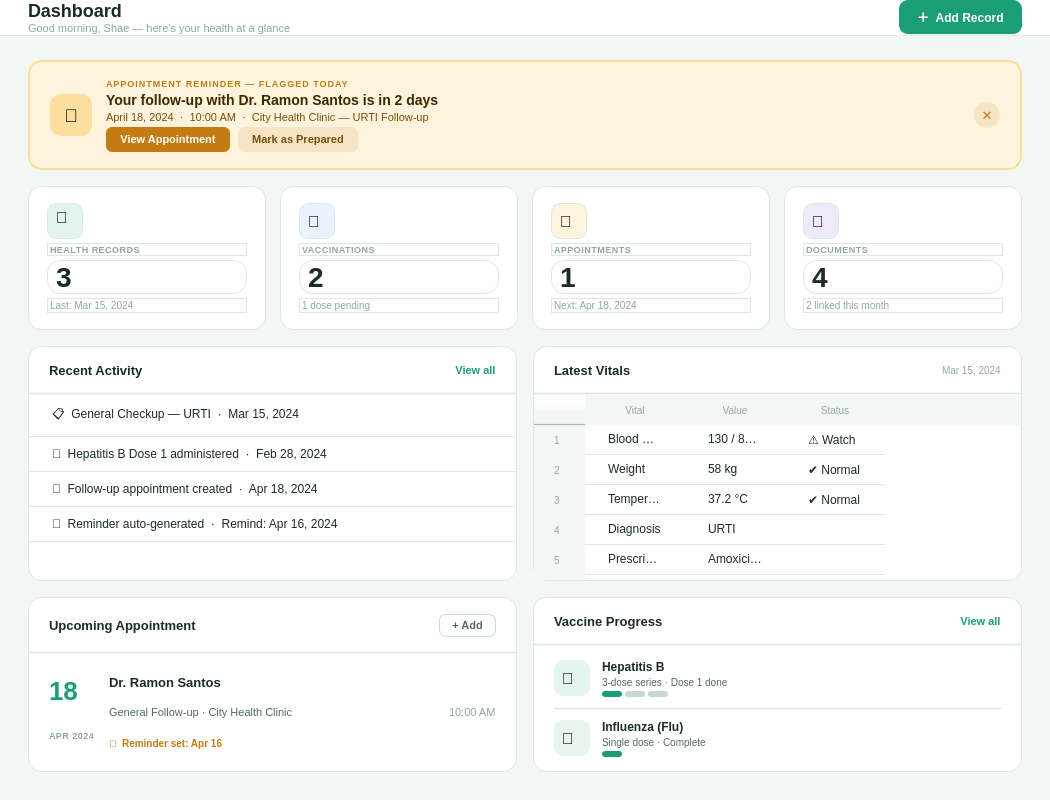
Old version of the form src/ui/page_dashboard.ui in the repository shasheenahdeeneillelumasag/CCC151---Group-Project.
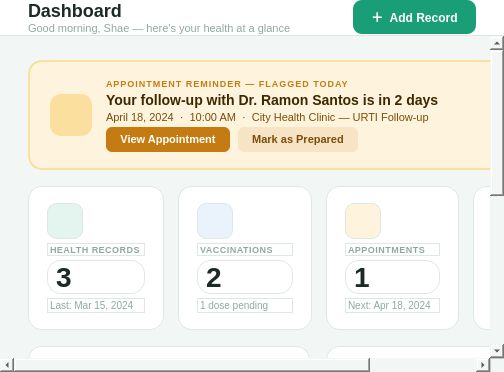
New version of the form. Icons and pictures are not drawn.

```diff
--- a/src/ui/page_dashboard.ui
+++ b/src/ui/page_dashboard.ui
@@ -2,14 +2,6 @@
 <ui version="4.0">
  <class>PageDashboard</class>
  <widget class="QWidget" name="PageDashboard">
-  <property name="geometry">
-   <rect>
-    <x>0</x>
-    <y>0</y>
-    <width>1050</width>
-    <height>800</height>
-   </rect>
-  </property>
   <property name="styleSheet">
    <string>
     QWidget { background-color: #F2F7F5; font-family: "Segoe UI", "SF Pro Display", sans-serif; }
@@ -121,14 +113,6 @@
       <bool>true</bool>
      </property>
      <widget class="QWidget" name="scrollContent">
-      <property name="geometry">
-       <rect>
-        <x>0</x>
-        <y>0</y>
-        <width>1050</width>
-        <height>738</height>
-       </rect>
-      </property>
       <layout class="QVBoxLayout" name="contentLayout">
        <property name="spacing">
         <number>16</number>
@@ -183,11 +167,11 @@
              </size>
             </property>
             <property name="styleSheet">
-             <string>QLabel { background: #FBDF9E; border-radius: 11px; font-size: 18px; }</string>
+             <string>QLabel { background: #FBDF9E; border-radius: 11px;
+    }</string>
             </property>
-            <property name="text">
-             <string>🔔</string>
-            </property>
+            <property name="pixmap"><pixmap><normaloff>:/assets/ic_bell.svg</normaloff>:/assets/ic_bell.svg</pixmap></property>
+     <property name="scaledContents"><bool>true</bool></property>
             <property name="alignment">
              <set>Qt::AlignmentFlag::AlignCenter</set>
             </property>
@@ -296,9 +280,7 @@
             <property name="styleSheet">
              <string>QPushButton { background: rgba(196,123,18,0.12); color: #C47B12; border: none; border-radius: 13px; font-size: 13px; font-weight: bold; } QPushButton:hover { background: rgba(196,123,18,0.25); }</string>
             </property>
-            <property name="text">
-             <string>✕</string>
-            </property>
+            <property name="text"><string></string></property>
            </widget>
           </item>
          </layout>
@@ -345,11 +327,11 @@
                </size>
               </property>
               <property name="styleSheet">
-               <string>QLabel { background: #E3F5EE; border-radius: 9px; font-size: 16px; padding: 4px; }</string>
+               <string>QLabel { background: #E3F5EE; border-radius: 9px;
+    padding: 4px; }</string>
               </property>
-              <property name="text">
-               <string>📄</string>
-              </property>
+              <property name="pixmap"><pixmap><normaloff>:/assets/ic_document.svg</normaloff>:/assets/ic_document.svg</pixmap></property>
+     <property name="scaledContents"><bool>true</bool></property>
               <property name="alignment">
                <set>Qt::AlignmentFlag::AlignLeading</set>
               </property>
@@ -424,11 +406,11 @@
                </size>
               </property>
               <property name="styleSheet">
-               <string>QLabel { background: #EAF3FC; border-radius: 9px; font-size: 16px; padding: 4px; }</string>
+               <string>QLabel { background: #EAF3FC; border-radius: 9px;
+    padding: 4px; }</string>
               </property>
-              <property name="text">
-               <string>💉</string>
-              </property>
+              <property name="pixmap"><pixmap><normaloff>:/assets/ic_vaccine.svg</normaloff>:/assets/ic_vaccine.svg</pixmap></property>
+     <property name="scaledContents"><bool>true</bool></property>
              </widget>
             </item>
             <item>
@@ -500,11 +482,11 @@
                </size>
               </property>
               <property name="styleSheet">
-               <string>QLabel { background: #FEF3DC; border-radius: 9px; font-size: 16px; padding: 4px; }</string>
+               <string>QLabel { background: #FEF3DC; border-radius: 9px;
+    padding: 4px; }</string>
               </property>
-              <property name="text">
-               <string>📅</string>
-              </property>
+              <property name="pixmap"><pixmap><normaloff>:/assets/ic_calendar.svg</normaloff>:/assets/ic_calendar.svg</pixmap></property>
+     <property name="scaledContents"><bool>true</bool></property>
              </widget>
             </item>
             <item>
@@ -576,11 +558,11 @@
                </size>
               </property>
               <property name="styleSheet">
-               <string>QLabel { background: #EEEAFC; border-radius: 9px; font-size: 16px; padding: 4px; }</string>
+               <string>QLabel { background: #EEEAFC; border-radius: 9px;
+    padding: 4px; }</string>
               </property>
-              <property name="text">
-               <string>📁</string>
-              </property>
+              <property name="pixmap"><pixmap><normaloff>:/assets/ic_folder.svg</normaloff>:/assets/ic_folder.svg</pixmap></property>
+     <property name="scaledContents"><bool>true</bool></property>
              </widget>
             </item>
             <item>
@@ -718,22 +700,22 @@
               </property>
               <item>
                <property name="text">
-                <string>📋  General Checkup — URTI  ·  Mar 15, 2024</string>
+                <string> General Checkup — URTI  ·  Mar 15, 2024</string>
                </property>
               </item>
               <item>
                <property name="text">
-                <string>💉  Hepatitis B Dose 1 administered  ·  Feb 28, 2024</string>
+                <string> Hepatitis B Dose 1 administered  ·  Feb 28, 2024</string>
                </property>
               </item>
               <item>
                <property name="text">
-                <string>📅  Follow-up appointment created  ·  Apr 18, 2024</string>
+                <string> Follow-up appointment created  ·  Apr 18, 2024</string>
                </property>
               </item>
               <item>
                <property name="text">
-                <string>🔔  Reminder auto-generated  ·  Remind: Apr 16, 2024</string>
+                <string> Reminder auto-generated  ·  Remind: Apr 16, 2024</string>
                </property>
               </item>
              </widget>
@@ -881,7 +863,7 @@
               </item>
               <item row="0" column="2">
                <property name="text">
-                <string>⚠ Watch</string>
+                <string> Watch</string>
                </property>
               </item>
               <item row="1" column="0">
@@ -896,7 +878,7 @@
               </item>
               <item row="1" column="2">
                <property name="text">
-                <string>✔ Normal</string>
+                <string> Normal</string>
                </property>
               </item>
               <item row="2" column="0">
@@ -911,7 +893,7 @@
               </item>
               <item row="2" column="2">
                <property name="text">
-                <string>✔ Normal</string>
+                <string> Normal</string>
                </property>
               </item>
               <item row="3" column="0">
@@ -1111,7 +1093,7 @@
                    <string>QLabel { font-size: 10px; color: #C47B12; font-weight: 600; }</string>
                   </property>
                   <property name="text">
-                   <string>🔔  Reminder set: Apr 16</string>
+                   <string> Reminder set: Apr 16</string>
                   </property>
                  </widget>
                 </item>
@@ -1257,11 +1239,11 @@
                  </size>
                 </property>
                 <property name="styleSheet">
-                 <string>QLabel { background: #E3F5EE; border-radius: 9px; font-size: 16px; padding: 4px; }</string>
+                 <string>QLabel { background: #E3F5EE; border-radius: 9px;
+    padding: 4px; }</string>
                 </property>
-                <property name="text">
-                 <string>💉</string>
-                </property>
+                <property name="pixmap"><pixmap><normaloff>:/assets/ic_vaccine.svg</normaloff>:/assets/ic_vaccine.svg</pixmap></property>
+     <property name="scaledContents"><bool>true</bool></property>
                </widget>
               </item>
               <item>
@@ -1412,11 +1394,11 @@
                  </size>
                 </property>
                 <property name="styleSheet">
-                 <string>QLabel { background: #E8F5EB; border-radius: 9px; font-size: 16px; padding: 4px; }</string>
+                 <string>QLabel { background: #E8F5EB; border-radius: 9px;
+    padding: 4px; }</string>
                 </property>
-                <property name="text">
-                 <string>💉</string>
-                </property>
+                <property name="pixmap"><pixmap><normaloff>:/assets/ic_vaccine.svg</normaloff>:/assets/ic_vaccine.svg</pixmap></property>
+     <property name="scaledContents"><bool>true</bool></property>
                </widget>
               </item>
               <item>
```
